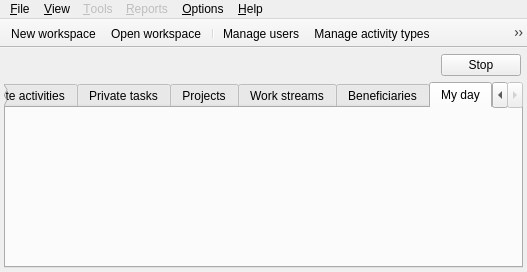
This is Src.QT/tt3-skin-admin/MainFrame.ui in akapustiatyahoocouk/TimeTracker3 as Qt 5 draws it before an edit. The edited form follows.
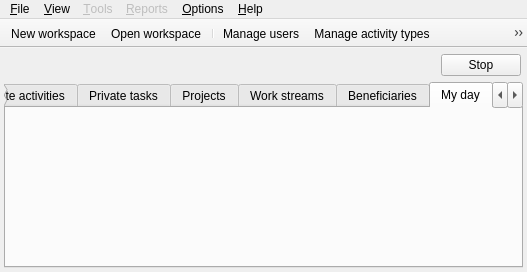
This is the edited form. The open tabs and pages were chosen to show the change. Icons and pictures are not drawn.

What changed in the file:
```diff
--- a/Src.QT/tt3-skin-admin/MainFrame.ui
+++ b/Src.QT/tt3-skin-admin/MainFrame.ui
@@ -134,6 +134,15 @@
         <string>My day</string>
        </attribute>
       </widget>
+      <widget class="QWidget" name="quickReportsTab">
+       <attribute name="icon">
+        <iconset resource="tt3-skin-admin.qrc">
+         <normaloff>:/tt3-skin-admin/Resources/Images/Misc/QuickReportSmall.png</normaloff>:/tt3-skin-admin/Resources/Images/Misc/QuickReportSmall.png</iconset>
+       </attribute>
+       <attribute name="title">
+        <string>Quick reports</string>
+       </attribute>
+      </widget>
      </widget>
     </item>
     <item row="0" column="0">
```
Left out of the diff: 2 changed lines with no effect on the pictures.
